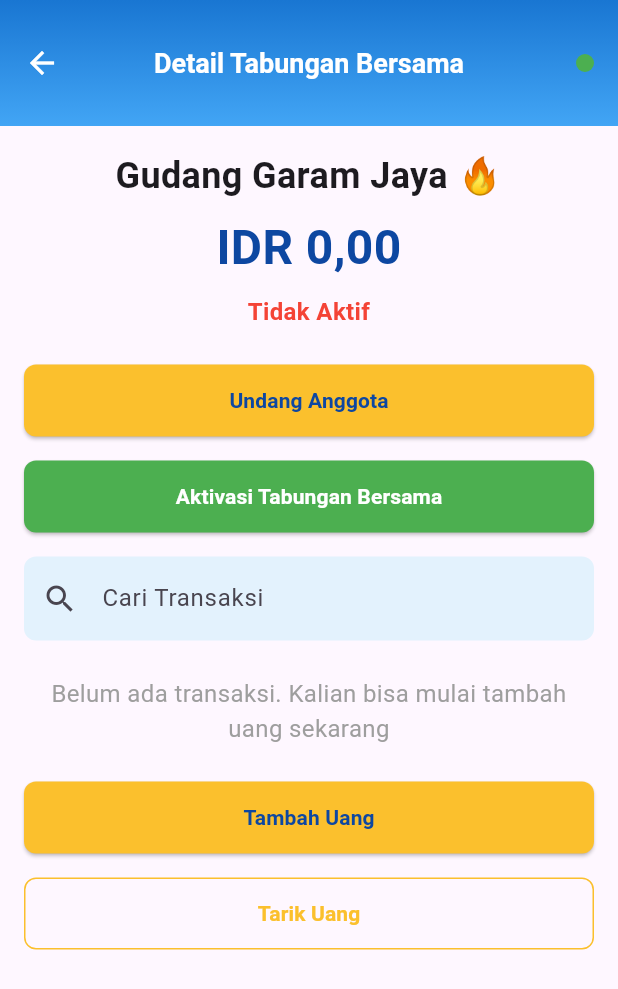
After one commit to RefanzaP/DigiGoals-Project, a Flutter app: the DetailTabunganBergilir screen opened directly, on a phone screen of 412 x 824 dp. The commit adds this screen. Shown: the top 989 px of the screen. Run offline on Flutter 3.47's test engine with Material 3 defaults, Android fonts, the light colour scheme and no system bars.

Commit message:
Detail Tabungan Bergilir

```diff
--- a/lib/TabunganBergilir/BuatTabunganBergilir.dart
+++ b/lib/TabunganBergilir/BuatTabunganBergilir.dart
@@ -1,4 +1,4 @@
-import 'package:digigoals_app/TabunganBersama/DetailTabunganBersama.dart';
+import 'package:digigoals_app/TabunganBergilir/DetailTabunganBergilir.dart';
 import 'package:flutter/material.dart';
 
 class BuatTabunganBergilir extends StatefulWidget {
@@ -106,7 +106,7 @@
                 Navigator.push(
                     context,
                     MaterialPageRoute(
-                        builder: (context) => DetailTabunganBersama()));
+                        builder: (context) => DetailTabunganBergilir()));
               }
             },
             style: ElevatedButton.styleFrom(
--- /dev/null
+++ b/lib/TabunganBergilir/DetailTabunganBergilir.dart
@@ -0,0 +1,200 @@
+import 'package:flutter/material.dart';
+
+class DetailTabunganBergilir extends StatefulWidget {
+  const DetailTabunganBergilir({super.key});
+
+  @override
+  State<DetailTabunganBergilir> createState() => _DetailTabunganBergilirState();
+}
+
+class _DetailTabunganBergilirState extends State<DetailTabunganBergilir> {
+  @override
+  Widget build(BuildContext context) {
+    return Scaffold(
+      appBar: AppBar(
+        backgroundColor: Colors.transparent,
+        flexibleSpace: Container(
+          decoration: BoxDecoration(
+            gradient: LinearGradient(
+              begin: Alignment.topCenter,
+              end: Alignment.bottomCenter,
+              colors: [Colors.blue.shade700, Colors.blue.shade400],
+            ),
+          ),
+        ),
+        elevation: 0,
+        toolbarHeight: 84,
+        titleSpacing: 16,
+        leading: IconButton(
+          icon: Icon(Icons.arrow_back, color: Colors.white),
+          onPressed: () {
+            Navigator.pop(context);
+          },
+        ),
+        title: Text(
+          'Detail Tabungan Bersama',
+          style: TextStyle(
+            color: Colors.white,
+            fontWeight: FontWeight.bold,
+            fontSize: 18,
+          ),
+          textAlign: TextAlign.center,
+        ),
+        centerTitle: true,
+        actions: [
+          Container(
+            margin: EdgeInsets.only(right: 16),
+            height: 12,
+            width: 12,
+            decoration: BoxDecoration(
+              color: Colors.green,
+              shape: BoxShape.circle,
+            ),
+          ),
+        ],
+      ),
+      body: Padding(
+        padding: const EdgeInsets.all(16.0),
+        child: Column(
+          crossAxisAlignment: CrossAxisAlignment.stretch,
+          children: [
+            Text(
+              'Gudang Garam Jaya 🔥',
+              style: TextStyle(
+                fontSize: 24,
+                fontWeight: FontWeight.bold,
+              ),
+              textAlign: TextAlign.center,
+            ),
+            SizedBox(height: 8),
+            Text(
+              'IDR 0,00',
+              style: TextStyle(
+                fontSize: 32,
+                fontWeight: FontWeight.bold,
+                color: Colors.blue.shade900,
+              ),
+              textAlign: TextAlign.center,
+            ),
+            SizedBox(height: 8),
+            Text(
+              'Tidak Aktif',
+              style: TextStyle(
+                fontSize: 16,
+                color: Colors.red,
+                fontWeight: FontWeight.bold,
+              ),
+              textAlign: TextAlign.center,
+            ),
+            SizedBox(height: 24),
+            SizedBox(
+              width: double.infinity,
+              height: 48,
+              child: ElevatedButton(
+                onPressed: () {},
+                style: ElevatedButton.styleFrom(
+                  backgroundColor: Colors.yellow.shade700,
+                  shape: RoundedRectangleBorder(
+                    borderRadius: BorderRadius.circular(8),
+                  ),
+                ),
+                child: Text(
+                  'Undang Anggota',
+                  style: TextStyle(
+                    color: Colors.blue.shade900,
+                    fontWeight: FontWeight.bold,
+                  ),
+                ),
+              ),
+            ),
+            SizedBox(height: 16),
+            SizedBox(
+              width: double.infinity,
+              height: 48,
+              child: ElevatedButton(
+                onPressed: () {},
+                style: ElevatedButton.styleFrom(
+                  backgroundColor: Colors.green,
+                  shape: RoundedRectangleBorder(
+                    borderRadius: BorderRadius.circular(8),
+                  ),
+                ),
+                child: Text(
+                  'Aktivasi Tabungan Bersama',
+                  style: TextStyle(
+                    color: Colors.white,
+                    fontWeight: FontWeight.bold,
+                  ),
+                ),
+              ),
+            ),
+            SizedBox(height: 16),
+            TextFormField(
+              decoration: InputDecoration(
+                prefixIcon: Icon(Icons.search),
+                fillColor: Colors.blue.shade50,
+                filled: true,
+                hintText: 'Cari Transaksi',
+                border: OutlineInputBorder(
+                  borderRadius: BorderRadius.circular(8),
+                  borderSide: BorderSide.none,
+                ),
+              ),
+            ),
+            SizedBox(height: 24),
+            Text(
+              'Belum ada transaksi. Kalian bisa mulai tambah uang sekarang',
+              style: TextStyle(
+                fontSize: 16,
+                color: Colors.grey,
+              ),
+              textAlign: TextAlign.center,
+            ),
+            SizedBox(height: 24),
+            SizedBox(
+              width: double.infinity,
+              height: 48,
+              child: ElevatedButton(
+                onPressed: () {},
+                style: ElevatedButton.styleFrom(
+                  backgroundColor: Colors.yellow.shade700,
+                  shape: RoundedRectangleBorder(
+                    borderRadius: BorderRadius.circular(8),
+                  ),
+                ),
+                child: Text(
+                  'Tambah Uang',
+                  style: TextStyle(
+                    color: Colors.blue.shade900,
+                    fontWeight: FontWeight.bold,
+                  ),
+                ),
+              ),
+            ),
+            SizedBox(height: 16),
+            SizedBox(
+              width: double.infinity,
+              height: 48,
+              child: OutlinedButton(
+                onPressed: () {},
+                style: OutlinedButton.styleFrom(
+                  side: BorderSide(color: Colors.yellow.shade700),
+                  shape: RoundedRectangleBorder(
+                    borderRadius: BorderRadius.circular(8),
+                  ),
+                ),
+                child: Text(
+                  'Tarik Uang',
+                  style: TextStyle(
+                    color: Colors.yellow.shade700,
+                    fontWeight: FontWeight.bold,
+                  ),
+                ),
+              ),
+            ),
+          ],
+        ),
+      ),
+    );
+  }
+}
--- a/lib/TabunganBersama/DetailTabunganBersama.dart
+++ b/lib/TabunganBersama/DetailTabunganBersama.dart
@@ -1,6 +1,13 @@
 import 'package:flutter/material.dart';
 
-class DetailTabunganBersama extends StatelessWidget {
+class DetailTabunganBersama extends StatefulWidget {
+  const DetailTabunganBersama({super.key});
+
+  @override
+  State<DetailTabunganBersama> createState() => _DetailTabunganBersamaState();
+}
+
+class _DetailTabunganBersamaState extends State<DetailTabunganBersama> {
   @override
   Widget build(BuildContext context) {
     return Scaffold(
@@ -371,6 +378,8 @@
 }
 
 class NextPage extends StatelessWidget {
+  const NextPage({super.key});
+
   @override
   Widget build(BuildContext context) {
     return Scaffold(
```
